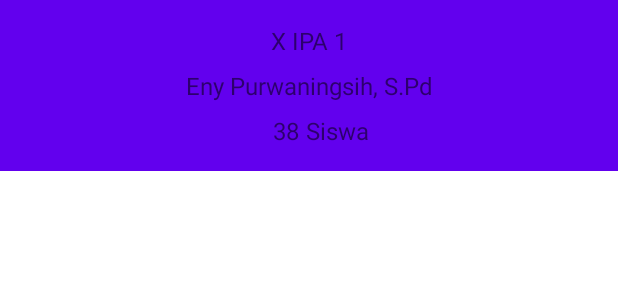
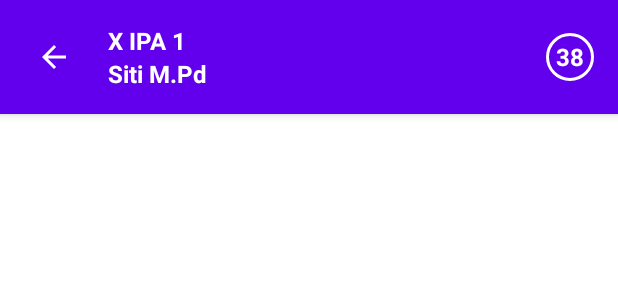
Before and after one commit to ThirstyProgrammer/StudentAttendanceSystem, an Android app: the layout fragment_grade.xml on its own in the app's theme, with its tools: preview values and no code run, on a phone screen of 412 x 824 dp. Shown: the top 300 px of the screen. Run offline under Robolectric (Android 15) with nearby library versions, the phone set to English and light mode, and no system bars.

Commit message:
Update Student Feature UI

```diff
--- a/app/src/main/java/id/bachtiar/harits/studentattendancesystem/feature/grade/GradeFragment.kt
+++ b/app/src/main/java/id/bachtiar/harits/studentattendancesystem/feature/grade/GradeFragment.kt
@@ -42,10 +42,9 @@ class GradeFragment : Fragment(), StudentReportAdapter.OnItemStudentReportClickC
 //                    }
 //                }
 //            })
-            toolbar.title = grade.name
             tvName.text = grade.name
             tvHomeroomTeacher.text = grade.homeroomTeacher
-            tvTotalStudent.text = "${grade.getTotalStudents()} Siswa"
+            tvTotalStudent.text = grade.getTotalStudents()
 
             val linearLayoutManager = LinearLayoutManager(requireContext())
             val dividerItemDecoration =
--- a/app/src/main/java/id/bachtiar/harits/studentattendancesystem/feature/student/StudentFragment.kt
+++ b/app/src/main/java/id/bachtiar/harits/studentattendancesystem/feature/student/StudentFragment.kt
@@ -35,6 +35,7 @@ class StudentFragment : Fragment() {
             val linearLayoutManager = LinearLayoutManager(requireContext())
             val dividerItemDecoration =
                 DividerItemDecoration(rvAttendance.context, linearLayoutManager.orientation)
+            tvName.text = student.name
             rvAttendance.apply {
                 setHasFixedSize(true)
                 layoutManager = linearLayoutManager
--- /dev/null
+++ b/app/src/main/res/drawable/bg_oval_white.xml
@@ -0,0 +1,8 @@
+<?xml version="1.0" encoding="utf-8"?>
+<shape xmlns:android="http://schemas.android.com/apk/res/android"
+    android:shape="oval">
+
+    <stroke
+        android:width="@dimen/stroke_size"
+        android:color="@color/white" />
+</shape>
--- a/app/src/main/res/drawable/ic_arrow_back_black_24dp.xml
+++ b/app/src/main/res/drawable/ic_arrow_back_white_24dp.xml
@@ -2,7 +2,7 @@
     android:width="24dp"
     android:height="24dp"
     android:autoMirrored="true"
-    android:tint="#000000"
+    android:tint="#FFFFFF"
     android:viewportWidth="24"
     android:viewportHeight="24">
     <path
--- a/app/src/main/res/layout/fragment_grade.xml
+++ b/app/src/main/res/layout/fragment_grade.xml
@@ -15,62 +15,76 @@
             android:id="@+id/toolbar_layout"
             android:layout_width="match_parent"
             android:layout_height="wrap_content"
-            app:layout_scrollFlags="scroll|exitUntilCollapsed"
+            app:layout_scrollFlags="enterAlways"
             app:toolbarId="@+id/toolbar">
 
             <androidx.constraintlayout.widget.ConstraintLayout
                 android:layout_width="match_parent"
-                android:layout_height="wrap_content">
+                android:layout_height="wrap_content"
+                android:background="?attr/selectableItemBackground"
+                android:padding="@dimen/padding_16">
+
+                <androidx.appcompat.widget.AppCompatImageButton
+                    android:id="@+id/btn_back"
+                    android:layout_width="wrap_content"
+                    android:layout_height="wrap_content"
+                    android:background="?attr/selectableItemBackgroundBorderless"
+                    android:padding="@dimen/padding_8"
+                    app:layout_constraintBottom_toBottomOf="parent"
+                    app:layout_constraintStart_toStartOf="parent"
+                    app:layout_constraintTop_toTopOf="parent"
+                    app:srcCompat="@drawable/ic_arrow_back_white_24dp" />
 
                 <androidx.appcompat.widget.AppCompatTextView
                     android:id="@+id/tv_name"
-                    android:layout_width="match_parent"
+                    android:layout_width="0dp"
                     android:layout_height="wrap_content"
                     android:layout_marginStart="@dimen/padding_16"
-                    android:layout_marginTop="@dimen/padding_16"
                     android:layout_marginEnd="@dimen/padding_16"
-                    android:gravity="center"
+                    android:textColor="@color/white"
                     android:textSize="16sp"
-                    app:layout_constraintStart_toStartOf="parent"
-                    app:layout_constraintTop_toTopOf="parent"
+                    android:textStyle="bold"
+                    app:layout_constraintBottom_toTopOf="@id/gl_center_vertical"
+                    app:layout_constraintEnd_toStartOf="@+id/tv_total_student"
+                    app:layout_constraintStart_toEndOf="@+id/btn_back"
                     tools:text="X IPA 1" />
 
                 <androidx.appcompat.widget.AppCompatTextView
                     android:id="@+id/tv_homeroom_teacher"
-                    android:layout_width="match_parent"
+                    android:layout_width="0dp"
                     android:layout_height="wrap_content"
                     android:layout_marginStart="@dimen/padding_16"
-                    android:layout_marginTop="@dimen/padding_8"
                     android:layout_marginEnd="@dimen/padding_16"
-                    android:gravity="center"
+                    android:textColor="@color/white"
                     android:textSize="16sp"
-                    app:layout_constraintStart_toStartOf="parent"
-                    app:layout_constraintTop_toBottomOf="@+id/tv_name"
-                    tools:text="Eny Purwaningsih, S.Pd" />
+                    android:textStyle="bold"
+                    app:layout_constraintEnd_toStartOf="@+id/tv_total_student"
+                    app:layout_constraintStart_toEndOf="@+id/btn_back"
+                    app:layout_constraintTop_toBottomOf="@+id/gl_center_vertical"
+                    tools:text="Siti M.Pd" />
 
                 <androidx.appcompat.widget.AppCompatTextView
                     android:id="@+id/tv_total_student"
-                    android:layout_width="match_parent"
+                    android:layout_width="32dp"
+                    android:layout_height="32dp"
+                    android:background="@drawable/bg_oval_white"
+                    android:gravity="center"
+                    android:textColor="@color/white"
+                    android:textSize="16sp"
+                    android:textStyle="bold"
+                    app:layout_constraintBottom_toBottomOf="parent"
+                    app:layout_constraintEnd_toEndOf="parent"
+                    app:layout_constraintTop_toTopOf="parent"
+                    tools:text="38" />
+
+                <androidx.constraintlayout.widget.Guideline
+                    android:id="@+id/gl_center_vertical"
+                    android:layout_width="wrap_content"
                     android:layout_height="wrap_content"
-                    android:layout_marginStart="@dimen/padding_16"
-                    android:layout_marginTop="@dimen/padding_8"
-                    android:layout_marginBottom="@dimen/padding_16"
-                    android:gravity="center"
-                    android:textSize="16sp"
-                    app:layout_constraintBottom_toBottomOf="parent"
-                    app:layout_constraintStart_toStartOf="parent"
-                    app:layout_constraintTop_toBottomOf="@+id/tv_homeroom_teacher"
-                    tools:text="38 Siswa" />
+                    android:orientation="horizontal"
+                    app:layout_constraintGuide_percent="0.5" />
+
             </androidx.constraintlayout.widget.ConstraintLayout>
-
-            <androidx.appcompat.widget.Toolbar
-                android:id="@+id/toolbar"
-                android:layout_width="match_parent"
-                android:layout_height="?attr/actionBarSize"
-                android:visibility="invisible"
-                app:layout_collapseMode="pin"
-                app:layout_scrollFlags="scroll|enterAlways"
-                app:navigationIcon="@drawable/ic_arrow_back_black_24dp" />
         </com.google.android.material.appbar.CollapsingToolbarLayout>
     </com.google.android.material.appbar.AppBarLayout>
 
--- a/app/src/main/res/values/dimens.xml
+++ b/app/src/main/res/values/dimens.xml
@@ -3,5 +3,5 @@
     <dimen name="padding_16">16dp</dimen>
     <dimen name="padding_8">8dp</dimen>
     <dimen name="padding_4">4dp</dimen>
-    <dimen name="stroke_size">1dp</dimen>
+    <dimen name="stroke_size">2dp</dimen>
 </resources>
```
Also changed, not shown: app/src/main/res/layout/fragment_student.xml (+56 -12 lines).
